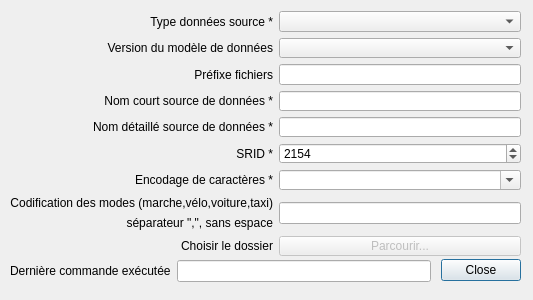
This is forms/Ui_import_road_dialog.ui in datagistips/territoires-ville.TempusAccess as Qt 5 draws it before an edit. The edited form follows.
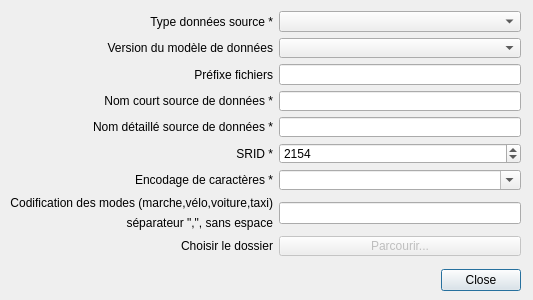
This is the edited form.

Commit message: Remove lineEdits in forms and put SQL commands in an external file

```diff
--- a/forms/Ui_import_road_dialog.ui
+++ b/forms/Ui_import_road_dialog.ui
@@ -17,7 +17,7 @@
    <property name="geometry">
     <rect>
      <x>440</x>
-     <y>250</y>
+     <y>260</y>
      <width>81</width>
      <height>41</height>
     </rect>
@@ -201,28 +201,6 @@
     </item>
    </layout>
   </widget>
-  <widget class="QWidget" name="layoutWidget_2">
-   <property name="geometry">
-    <rect>
-     <x>10</x>
-     <y>260</y>
-     <width>421</width>
-     <height>22</height>
-    </rect>
-   </property>
-   <layout class="QHBoxLayout" name="horizontalLayout">
-    <item>
-     <widget class="QLabel" name="label_8">
-      <property name="text">
-       <string>Dernière commande exécutée</string>
-      </property>
-     </widget>
-    </item>
-    <item>
-     <widget class="QLineEdit" name="lineEditCommand"/>
-    </item>
-   </layout>
-  </widget>
  </widget>
  <resources/>
  <connections>
```
The commit also changes 45 other files.
